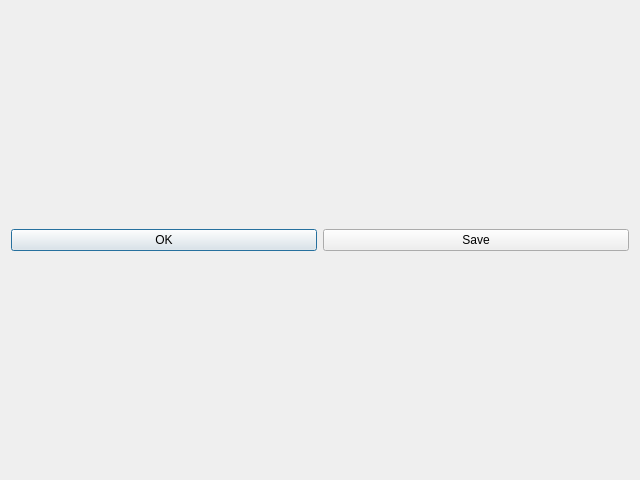
This is utilities/msmonitor/gui/ui/formheatmap.ui in akiml/ampehre as Qt 5 draws it before an edit. The edited form follows.
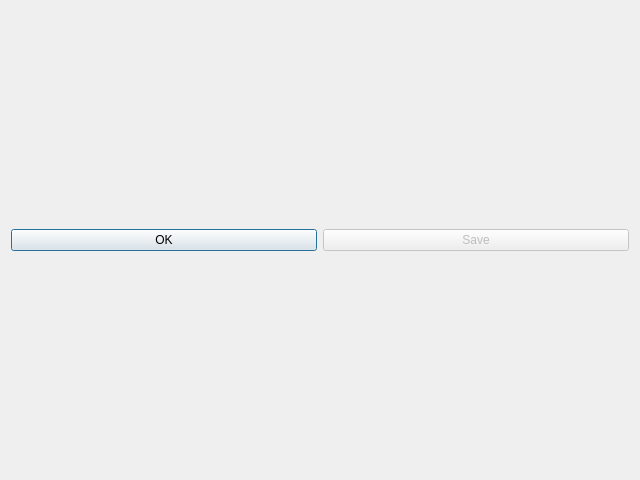
This is the edited form.

Diff of the .ui file:
```diff
--- a/utilities/msmonitor/gui/ui/formheatmap.ui
+++ b/utilities/msmonitor/gui/ui/formheatmap.ui
@@ -40,6 +40,9 @@
      </item>
      <item>
       <widget class="QPushButton" name="pushButtonSave">
+       <property name="enabled">
+        <bool>false</bool>
+       </property>
        <property name="text">
         <string>Save</string>
        </property>
```
